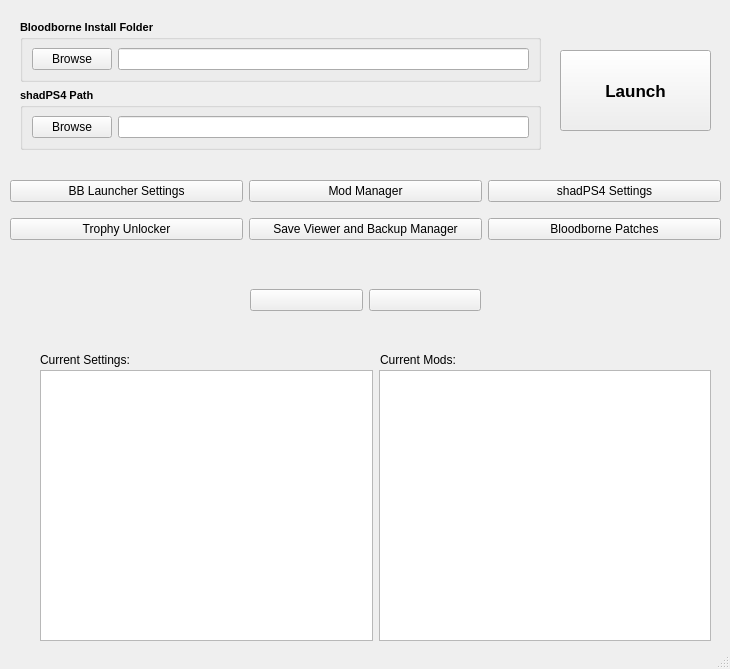
Qt form modules/bblauncher.ui (rainmakerv3/BB_Launcher) before a commit.
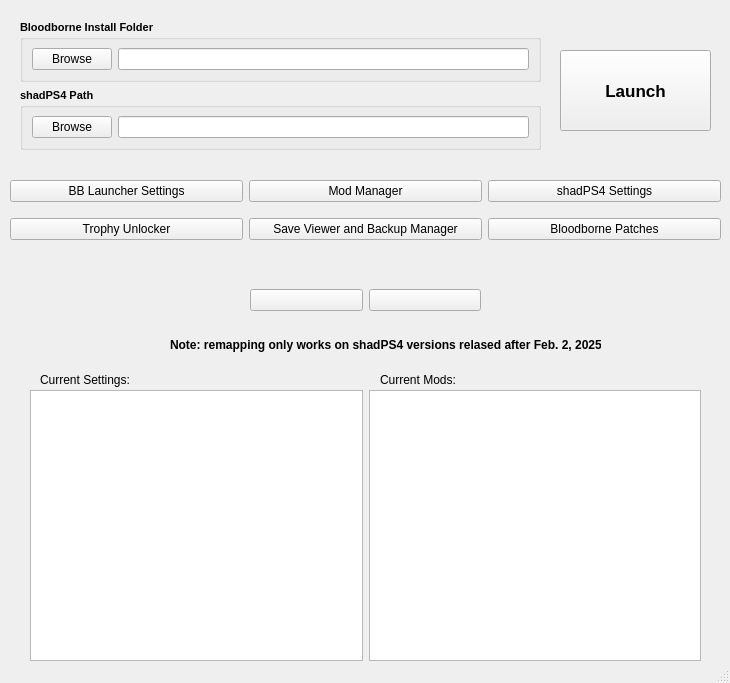
The same form after that commit.

Commit message: Change KBM default to elden ring defaults, add note on remapping

```diff
--- a/modules/bblauncher.ui
+++ b/modules/bblauncher.ui
@@ -10,7 +10,7 @@
     <x>0</x>
     <y>0</y>
     <width>730</width>
-    <height>669</height>
+    <height>683</height>
    </rect>
   </property>
   <property name="sizePolicy">
@@ -46,7 +46,7 @@
     <property name="geometry">
      <rect>
       <x>40</x>
-      <y>350</y>
+      <y>370</y>
       <width>131</width>
       <height>20</height>
      </rect>
@@ -59,7 +59,7 @@
     <property name="geometry">
      <rect>
       <x>380</x>
-      <y>350</y>
+      <y>370</y>
       <width>131</width>
       <height>20</height>
      </rect>
@@ -71,8 +71,8 @@
    <widget class="QWidget" name="horizontalLayoutWidget_2">
     <property name="geometry">
      <rect>
-      <x>40</x>
-      <y>370</y>
+      <x>30</x>
+      <y>390</y>
       <width>671</width>
       <height>271</height>
      </rect>
@@ -392,6 +392,24 @@
      </item>
     </layout>
    </widget>
+   <widget class="QLabel" name="label_3">
+    <property name="geometry">
+     <rect>
+      <x>170</x>
+      <y>337</y>
+      <width>431</width>
+      <height>16</height>
+     </rect>
+    </property>
+    <property name="font">
+     <font>
+      <bold>true</bold>
+     </font>
+    </property>
+    <property name="text">
+     <string>Note: remapping only works on shadPS4 versions relased after Feb. 2, 2025</string>
+    </property>
+   </widget>
   </widget>
   <widget class="QStatusBar" name="statusbar"/>
  </widget>
```
The commit also changes 3 other files.
